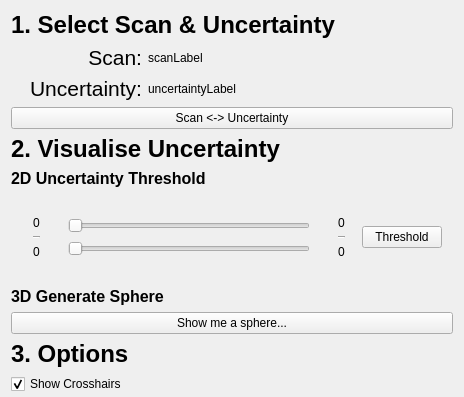
The window that Sams_Project/Plugins/com.sam.finalyearproject/src/internal/Sams_ViewControls.ui (bonzo45/Final-Year-Project) describes before a commit, drawn with Qt 5; both pictures show x 0 to 464 and y 0 to 397 of the 464 by 667 pixel window.
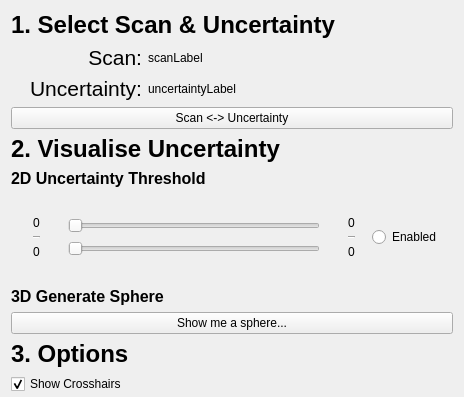
The same window after the commit. Custom widgets are drawn as their Qt base class.

Commit message: Added toggling for thresholding.

The edit to the form file:
```diff
--- a/Sams_Project/Plugins/com.sam.finalyearproject/src/internal/Sams_ViewControls.ui
+++ b/Sams_Project/Plugins/com.sam.finalyearproject/src/internal/Sams_ViewControls.ui
@@ -257,9 +257,9 @@
        </widget>
       </item>
       <item>
-       <widget class="QPushButton" name="buttonThreshold">
+       <widget class="QRadioButton" name="radioButtonEnableThreshold">
         <property name="text">
-         <string>Threshold</string>
+         <string>Enabled</string>
         </property>
        </widget>
       </item>
```
The commit also changes 2 other files.
